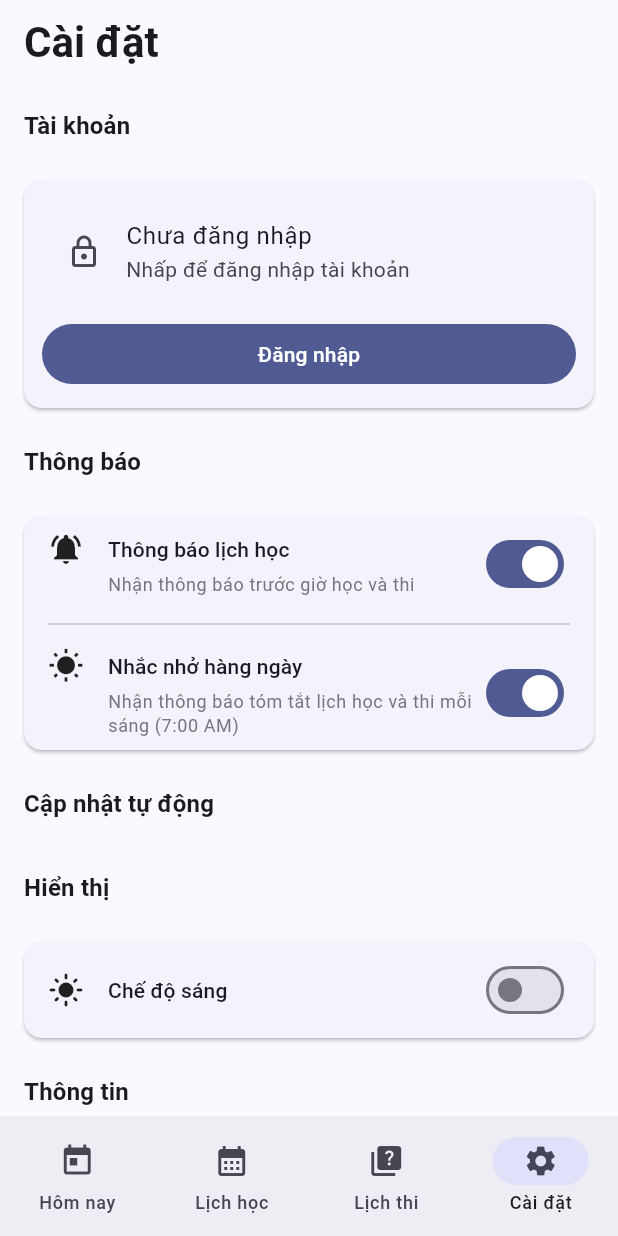
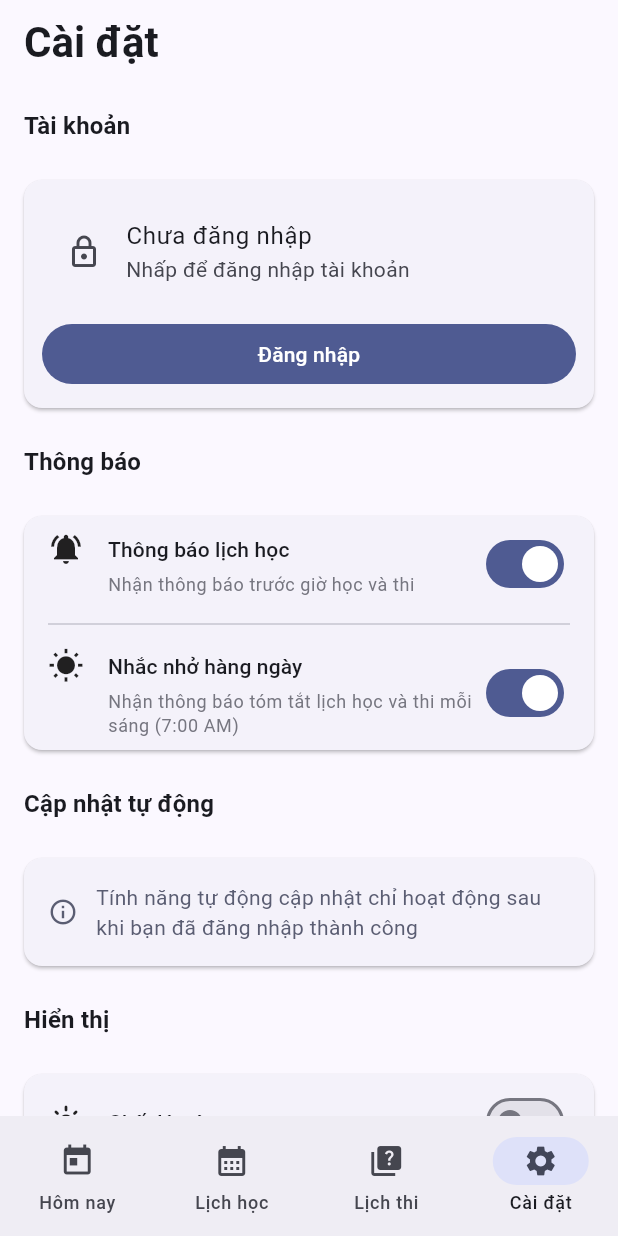
Before and after one commit to Duy-Thanh/tlucalendar, a Flutter app: the screen it shows after launch, item 4 of the bottom bar chosen, on a phone screen of 412 x 824 dp. Run offline on Flutter 3.47's test engine with Material 3 defaults, Android fonts, the phone set to English and light mode, and no system bars; our stand-ins replace device_info_plus, flutter_local_notifications, flutter_secure_storage, fluttertoast, package_info_plus, shared_preferences and 2 more; missing offline and left inert: android_alarm_manager_plus, android_intent_plus, flutter_foreground_task; accounts and stored records are empty.

```diff
--- /dev/null
+++ b/devtools_options.yaml
@@ -0,0 +1,3 @@
+description: This file stores settings for Dart & Flutter DevTools.
+documentation: https://docs.flutter.dev/tools/devtools/extensions#configure-extension-enablement-states
+extensions:
--- a/lib/screens/settings_screen.dart
+++ b/lib/screens/settings_screen.dart
@@ -463,7 +463,30 @@ class SettingsScreen extends StatelessWidget {
           child: Consumer<UserProvider>(
             builder: (context, userProvider, _) {
               if (!userProvider.isLoggedIn) {
-                return const SizedBox.shrink();
+                return Card(
+                  margin: const EdgeInsets.symmetric(horizontal: 16, vertical: 8),
+                  child: Padding(
+                    padding: const EdgeInsets.all(16),
+                    child: Row(
+                      children: [
+                        Icon(
+                          Icons.info_outline,
+                          color: Theme.of(context).colorScheme.secondary,
+                          size: 20,
+                        ),
+                        const SizedBox(width: 12),
+                        Expanded(
+                          child: Text(
+                            'Tính năng tự động cập nhật chỉ hoạt động sau khi bạn đã đăng nhập thành công',
+                            style: Theme.of(context).textTheme.bodyMedium?.copyWith(
+                              color: Theme.of(context).colorScheme.secondary,
+                            ),
+                          ),
+                        ),
+                      ],
+                    ),
+                  ),
+                );
               }
 
               return Card(
@@ -547,6 +570,10 @@ class SettingsScreen extends StatelessWidget {
                             final lastTime = snapshot.data!;
                             final now = DateTime.now();
                             final diff = now.difference(lastTime);
+
+                            // Format last update time
+                            final timeStr = '${lastTime.day}/${lastTime.month}/${lastTime.year} ${lastTime.hour.toString().padLeft(2, '0')}:${lastTime.minute.toString().padLeft(2, '0')}';
+
                             String timeAgo;
                             if (diff.inMinutes < 60) {
                               timeAgo = '${diff.inMinutes} phút trước';
@@ -556,11 +583,38 @@ class SettingsScreen extends StatelessWidget {
                               timeAgo = '${diff.inDays} ngày trước';
                             }
 
-                            return Text(
-                              'Cập nhật gần nhất: $timeAgo',
-                              style: Theme.of(context).textTheme.bodySmall?.copyWith(
-                                color: Theme.of(context).colorScheme.onSurfaceVariant,
-                              ),
+                            return Column(
+                              crossAxisAlignment: CrossAxisAlignment.start,
+                              children: [
+                                Row(
+                                  children: [
+                                    Icon(
+                                      Icons.check_circle_outline,
+                                      size: 16,
+                                      color: Theme.of(context).colorScheme.primary,
+                                    ),
+                                    const SizedBox(width: 6),
+                                    Text(
+                                      'Thời gian cập nhật dữ liệu:',
+                                      style: Theme.of(context).textTheme.bodySmall?.copyWith(
+                                        color: Theme.of(context).colorScheme.onSurfaceVariant,
+                                        fontWeight: FontWeight.w500,
+                                      ),
+                                    ),
+                                  ],
+                                ),
+                                const SizedBox(height: 4),
+                                Padding(
+                                  padding: const EdgeInsets.only(left: 22),
+                                  child: Text(
+                                    '$timeStr ($timeAgo)',
+                                    style: Theme.of(context).textTheme.bodyMedium?.copyWith(
+                                      color: Theme.of(context).colorScheme.onSurface,
+                                      fontWeight: FontWeight.bold,
+                                    ),
+                                  ),
+                                ),
+                              ],
                             );
                           }
                           return const SizedBox.shrink();
```
